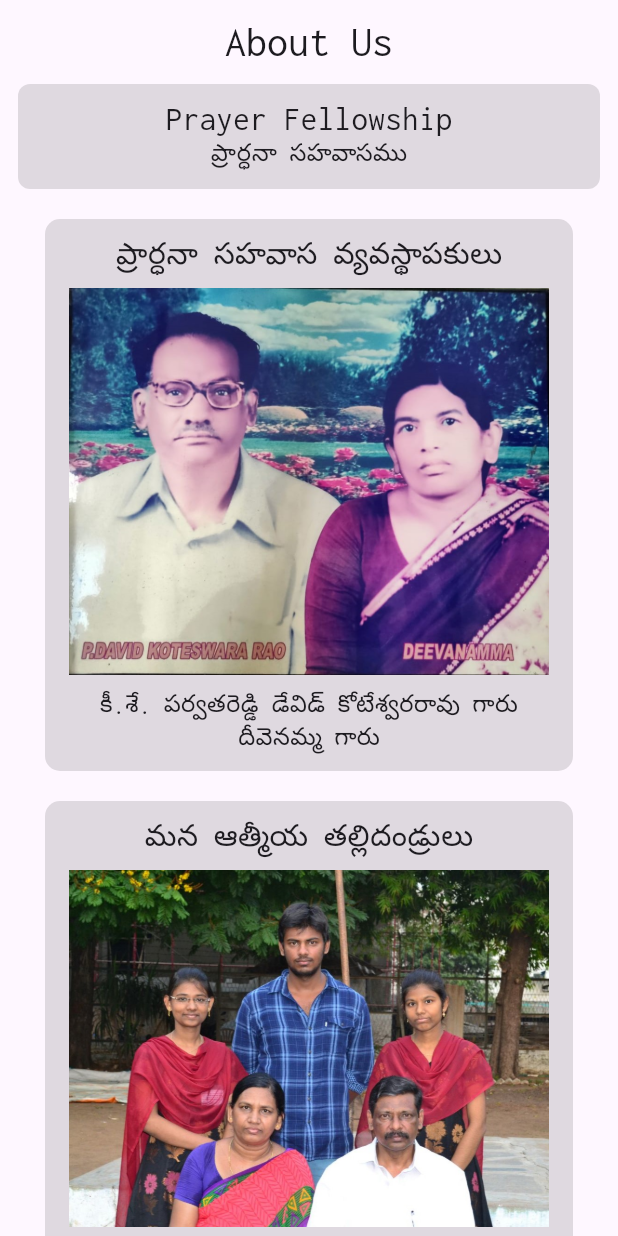
After one commit to Isaacgera/songsapp, a Flutter app: the screen it shows after launch, after a tap on the "info" icon, on a phone screen of 412 x 824 dp. The commit adds this screen. Run offline on Flutter 3.47's test engine with Material 3 defaults, Android fonts, the phone set to English and light mode, and no system bars; our stand-ins replace google_fonts.

Commit message:
about page added

```diff
--- /dev/null
+++ b/lib/screens/aboutscreen.dart
@@ -0,0 +1,298 @@
+import 'package:flutter/material.dart';
+import 'package:google_fonts/google_fonts.dart';
+
+class AboutPage extends StatelessWidget {
+  const AboutPage({super.key});
+
+  @override
+  Widget build(BuildContext context) {
+    return Scaffold(
+        appBar: AppBar(
+          title: Text(
+            "About Us",
+            style: GoogleFonts.inconsolata(
+              fontSize: 28,
+            ),
+          ),
+          centerTitle: true,
+          automaticallyImplyLeading: false,
+        ),
+        body: SingleChildScrollView(
+          physics: const BouncingScrollPhysics(),
+          child: Center(
+            child: Column(
+              children: [
+                //header
+                Container(
+                  margin: const EdgeInsets.symmetric(horizontal: 12),
+                  height: 70,
+                  width: 700,
+                  decoration: BoxDecoration(
+                    borderRadius: BorderRadius.circular(8),
+                    color: Colors.black12,
+                  ),
+                  child: Column(
+                    crossAxisAlignment: CrossAxisAlignment.center,
+                    mainAxisAlignment: MainAxisAlignment.center,
+                    children: [
+                      Text(
+                        "Prayer Fellowship",
+                        style: GoogleFonts.inconsolata(
+                          fontSize: 22,
+                        ),
+                      ),
+                      Transform(
+                        transform: Matrix4.translationValues(0, -4, 0),
+                        child: Text(
+                          "ప్రార్ధనా సహవాసము",
+                          style: GoogleFonts.inconsolata(
+                            fontSize: 16,
+                          ),
+                        ),
+                      ),
+                    ],
+                  ),
+                ),
+                //Image1
+                Container(
+                  decoration: BoxDecoration(
+                    borderRadius: BorderRadius.circular(10),
+                    color: Colors.black12,
+                  ),
+                  margin: const EdgeInsets.only(top: 20),
+                  child: Column(
+                    crossAxisAlignment: CrossAxisAlignment.center,
+                    children: [
+                      Transform(
+                        transform: Matrix4.translationValues(0, 10, 0),
+                        child: Text(
+                          "ప్రార్ధనా సహవాస వ్యవస్థాపకులు",
+                          style: GoogleFonts.inconsolata(
+                            fontSize: 20,
+                          ),
+                        ),
+                      ),
+                      Container(
+                        margin: const EdgeInsets.symmetric(horizontal: 16),
+                        child: const Image(
+                          image: AssetImage('assets/imgs/about1.jpg'),
+                          width: 320,
+                          height: 290,
+                        ),
+                      ),
+                      Transform(
+                        transform: Matrix4.translationValues(0, -8, 0),
+                        child: Text(
+                          "కీ.శే. పర్వతరెడ్డి డేవిడ్ కోటేశ్వరరావు గారు",
+                          style: GoogleFonts.inconsolata(
+                            fontSize: 16,
+                          ),
+                        ),
+                      ),
+                      Transform(
+                        transform: Matrix4.translationValues(0, -10, 0),
+                        child: Text(
+                          "దీవెనమ్మ గారు",
+                          style: GoogleFonts.inconsolata(
+                            fontSize: 16,
+                          ),
+                        ),
+                      ),
+                    ],
+                  ),
+                ),
+                //Image2
+                Container(
+                  decoration: BoxDecoration(
+                    borderRadius: BorderRadius.circular(10),
+                    color: Colors.black12,
+                  ),
+                  margin: const EdgeInsets.only(top: 20),
+                  child: Column(
+                    crossAxisAlignment: CrossAxisAlignment.center,
+                    children: [
+                      Transform(
+                        transform: Matrix4.translationValues(0, 10, 0),
+                        child: Text(
+                          "మన ఆత్మీయ తల్లిదండ్రులు",
+                          style: GoogleFonts.inconsolata(
+                            fontSize: 20,
+                          ),
+                        ),
+                      ),
+                      Transform(
+                        transform: Matrix4.translationValues(0, -10, 0),
+                        child: Container(
+                          margin: const EdgeInsets.symmetric(horizontal: 16),
+                          child: const Image(
+                            image: AssetImage('assets/imgs/about3.jpg'),
+                            width: 320,
+                            height: 290,
+                          ),
+                        ),
+                      ),
+                      Transform(
+                        transform: Matrix4.translationValues(0, -28, 0),
+                        child: Text(
+                          "రెవ.డా. దోమతోటి సర్వేశ్వరరావు గారు",
+                          style: GoogleFonts.inconsolata(
+                            fontSize: 16,
+                          ),
+                        ),
+                      ),
+                      Transform(
+                        transform: Matrix4.translationValues(0, -30, 0),
+                        child: Text(
+                          "బ్యూలా సర్వేశ్వరరావు గారు",
+                          style: GoogleFonts.inconsolata(
+                            fontSize: 16,
+                          ),
+                        ),
+                      ),
+                    ],
+                  ),
+                ),
+                const SizedBox(
+                  height: 20,
+                ),
+                Container(
+                    width: 700,
+                    margin: const EdgeInsets.symmetric(horizontal: 16),
+                    padding: const EdgeInsets.all(8.0),
+                    decoration: BoxDecoration(
+                      color: Colors.black12,
+                      borderRadius: BorderRadius.circular(10),
+                    ),
+                    child: Column(
+                      crossAxisAlignment: CrossAxisAlignment.start,
+                      children: [
+                        Text(
+                          "యేసు క్రీస్తు ప్రభువు నామంలో అందరికి వందనములు.",
+                          style: GoogleFonts.inconsolata(
+                            fontSize: 16,
+                          ),
+                        ),
+                        Text(
+                          "దేవుడు మనకు ఈ పాటలు అనుగ్రహించెను.",
+                          style: GoogleFonts.inconsolata(
+                            fontSize: 16,
+                          ),
+                        ),
+                        Text(
+                          "ఈ పాటలు విని, నేర్చుకోని, పాడుట వలన ప్రభువుని మహిమ పరచండి. ",
+                          style: GoogleFonts.inconsolata(
+                            fontSize: 16,
+                          ),
+                        ),
+                        Text(
+                          "ఈ పాటలు మీకు ప్రభువు యొక్క సమాధానం, సంతోషం, శాంతి, సమృద్ధి మరియు మన ప్రభువు యొక్క ఆత్మను  అనుగ్రహించును గాక. ",
+                          style: GoogleFonts.inconsolata(
+                            fontSize: 16,
+                          ),
+                        ),
+                        Text(
+                          "యేసుక్రీస్తు ప్రభువు మనందరినీ దీవించి ఆశీర్వదించును గాక! ఆమెన్.",
+                          style: GoogleFonts.inconsolata(
+                            fontSize: 16,
+                          ),
+                        ),
+                      ],
+                    )),
+                const SizedBox(
+                  height: 20,
+                ),
+                Container(
+                    width: 700,
+                    margin: const EdgeInsets.symmetric(horizontal: 16),
+                    padding: const EdgeInsets.all(8.0),
+                    decoration: BoxDecoration(
+                      color: Colors.black12,
+                      borderRadius: BorderRadius.circular(10),
+                    ),
+                    child: Column(
+                      crossAxisAlignment: CrossAxisAlignment.start,
+                      children: [
+                        Text(
+                          "మన ఆశయం",
+                          style: GoogleFonts.inconsolata(
+                            fontSize: 20,
+                          ),
+                        ),
+                        Text(
+                          "యేసు ప్రభువు వలె జీవించుట.",
+                          style: GoogleFonts.inconsolata(
+                            fontSize: 16,
+                          ),
+                        ),
+                        Text(
+                          "యేసు ప్రభువు వలె పనిచేయుట.",
+                          style: GoogleFonts.inconsolata(
+                            fontSize: 16,
+                          ),
+                        ),
+                        const SizedBox(
+                          height: 10,
+                        ),
+                        Text(
+                          "మన అంశం",
+                          style: GoogleFonts.inconsolata(
+                            fontSize: 20,
+                          ),
+                        ),
+                        Text(
+                          "దేవునికే మహిమ.",
+                          style: GoogleFonts.inconsolata(
+                            fontSize: 16,
+                          ),
+                        ),
+                        Text(
+                          "ప్రజలకు దీవెన.",
+                          style: GoogleFonts.inconsolata(
+                            fontSize: 16,
+                          ),
+                        ),
+                      ],
+                    )),
+                const SizedBox(
+                  height: 20,
+                ),
+                Container(
+                    width: 700,
+                    margin: const EdgeInsets.symmetric(horizontal: 16),
+                    padding: const EdgeInsets.all(8.0),
+                    decoration: BoxDecoration(
+                      color: Colors.black12,
+                      borderRadius: BorderRadius.circular(10),
+                    ),
+                    child: Column(
+                      crossAxisAlignment: CrossAxisAlignment.start,
+                      children: [
+                        Text(
+                          "మా చిరునామా",
+                          style: GoogleFonts.inconsolata(
+                            fontSize: 20,
+                          ),
+                        ),
+                        Text(
+                          "4-15-126/72, బాబు జగజ్జీవన్ రామ్ కాలనీ, 2వ లైను అమరావతి రోడ్, గుంటూరు - 522002.",
+                          style: GoogleFonts.inconsolata(
+                            fontSize: 16,
+                          ),
+                        ),
+                        Text(
+                          "ఫోన్ : 9553707730, 9494414941",
+                          style: GoogleFonts.inconsolata(
+                            fontSize: 16,
+                          ),
+                        ),
+                      ],
+                    )),
+                const SizedBox(
+                  height: 20,
+                ),
+              ],
+            ),
+          ),
+        ));
+  }
+}
--- a/lib/screens/albumscreen.dart
+++ b/lib/screens/albumscreen.dart
@@ -2,6 +2,7 @@ import 'package:flutter/material.dart';
 import 'package:google_fonts/google_fonts.dart';
 import 'package:songsapp/engine.dart';
 import 'package:songsapp/models/album.dart';
+import 'package:songsapp/screens/aboutscreen.dart';
 import 'package:songsapp/screens/songscreen.dart';
 import 'package:songsapp/widgets/albumcard.dart';
 
@@ -29,6 +30,23 @@ class _AlbumPageState extends State<AlbumPage> {
         ),
         centerTitle: true,
         automaticallyImplyLeading: false,
+        actions: [
+          Container(
+              margin: const EdgeInsets.symmetric(horizontal: 3),
+              child: IconButton(
+                  onPressed: () {
+                    Navigator.push(
+                      context,
+                      MaterialPageRoute(
+                        builder: (context) => const AboutPage(),
+                      ),
+                    );
+                  },
+                  icon: const Icon(
+                    Icons.info,
+                    size: 35,
+                  )))
+        ],
       ),
       body: ListView.builder(
         padding: const EdgeInsets.only(top: 10),
--- a/lib/screens/home.dart
+++ b/lib/screens/home.dart
@@ -1,8 +1,6 @@
 import 'package:flutter/material.dart';
-import 'package:songsapp/engine/books_provider.dart';
 import 'package:songsapp/screens/albumscreen.dart';
 import 'package:songsapp/screens/bookscreen.dart';
-import 'package:songsapp/screens/lyricscreen.dart';
 import 'package:songsapp/screens/searchscreen.dart';
 
 class Home extends StatefulWidget {
@@ -15,12 +13,10 @@ class Home extends StatefulWidget {
 class _HomeState extends State<Home> {
   int selectedIndex = 0;
   List<Widget> pages = [];
-  // BooksProvider bp = BooksProvider();
   @override
   void initState() {
     super.initState();
     pages = [
-      // LyricsPage(title: bp.b1.title, lyricsPath: bp.b1.lyricspath),
       const AlbumPage(),
       const SearchPage(),
       const BookPage(),
--- a/lib/screens/songscreen.dart
+++ b/lib/screens/songscreen.dart
@@ -30,10 +30,8 @@ class _SongsPageState extends State<SongsPage> {
         physics: const BouncingScrollPhysics(),
         itemCount: widget.songs.length,
         itemBuilder: (context, index) => Padding(
-          padding: const EdgeInsets.symmetric(horizontal: 10, vertical: 5),
-          child: GestureDetector(
-              onTap: () {}, child: SongCard(song: widget.songs[index])),
-        ),
+            padding: const EdgeInsets.symmetric(horizontal: 10, vertical: 5),
+            child: SongCard(song: widget.songs[index])),
       ),
     );
   }
--- a/lib/widgets/lyricscard.dart
+++ b/lib/widgets/lyricscard.dart
@@ -55,7 +55,6 @@ class _LyricsCardState extends State<LyricsCard> {
             Padding(
               padding: const EdgeInsets.symmetric(horizontal: 10, vertical: 10),
               child: Row(
-                // mainAxisAlignment: MainAxisAlignment.spaceBetween,
                 children: [
                   Expanded(
                     child: Text(
@@ -73,10 +72,15 @@ class _LyricsCardState extends State<LyricsCard> {
                           _fontSize = 14;
                           update();
                         },
+                        child: Container(
+                          height: 30,
+                          width: 30,
+                          alignment: Alignment.center,
                           child: const Text(
                             "Aa",
                             style: TextStyle(
                               fontSize: 12,
+                            ),
                           ),
                         ),
                       ),
@@ -88,10 +92,15 @@ class _LyricsCardState extends State<LyricsCard> {
                           _fontSize = 18;
                           update();
                         },
+                        child: Container(
+                          height: 30,
+                          width: 30,
+                          alignment: Alignment.center,
                           child: const Text(
                             "Aa",
                             style: TextStyle(
                               fontSize: 15,
+                            ),
                           ),
                         ),
                       ),
@@ -100,13 +109,18 @@ class _LyricsCardState extends State<LyricsCard> {
                       ),
                       GestureDetector(
                         onTap: () {
-                          _fontSize = 20;
+                          _fontSize = 22;
                           update();
                         },
+                        child: Container(
+                          height: 30,
+                          width: 30,
+                          alignment: Alignment.center,
                           child: const Text(
                             "Aa",
                             style: TextStyle(
                               fontSize: 20,
+                            ),
                           ),
                         ),
                       ),
```
Also changed, not shown: assets/imgs/about1.jpg (added), assets/imgs/about3.jpg (added). Lines whose indentation alone changed are shown as unchanged.
